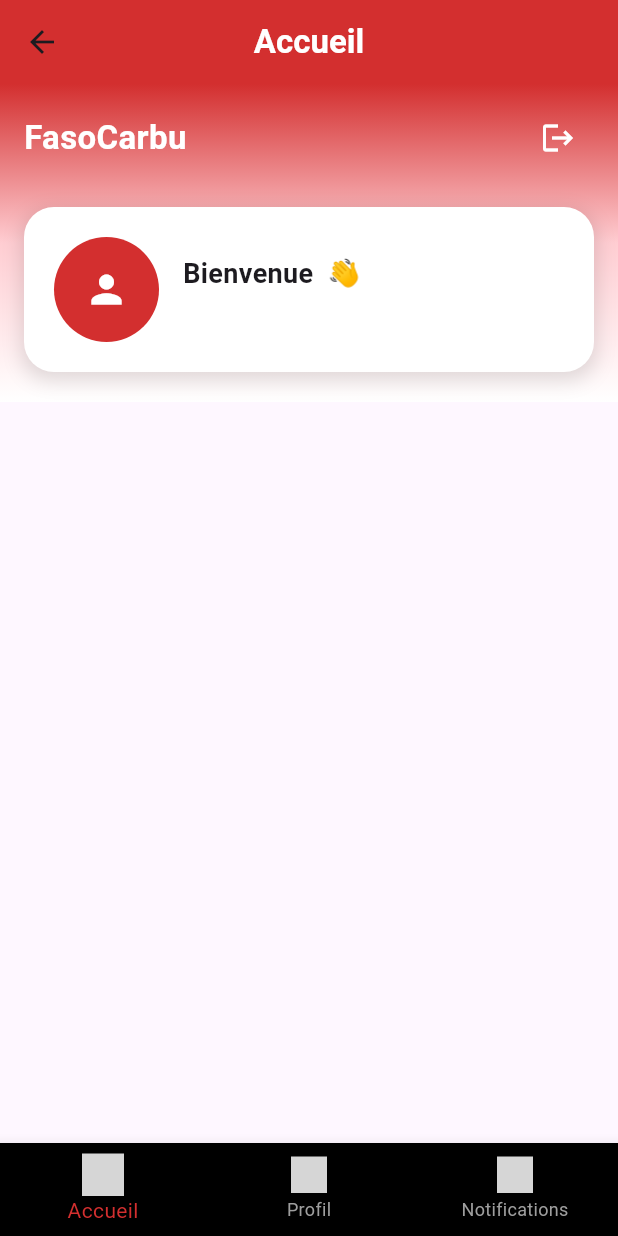
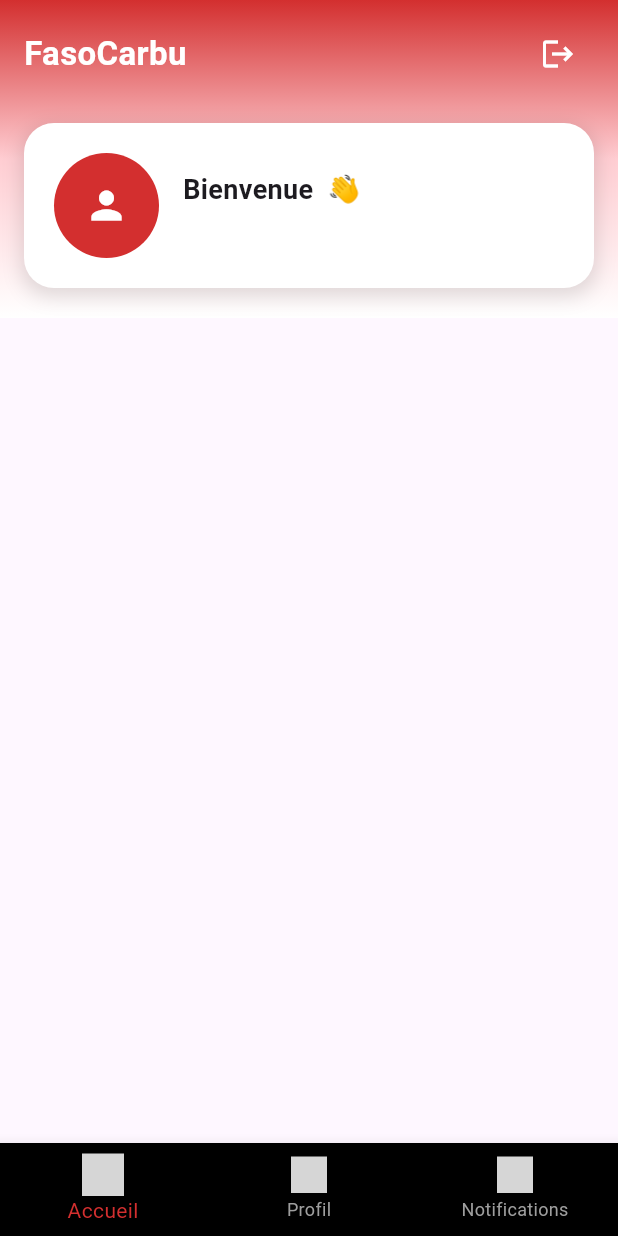
Before and after one commit to aichadev2024/faso_carbu_mobile, a Flutter app: the MainScreen screen opened directly with empty values, on a phone screen of 412 x 824 dp. Run offline on Flutter 3.47's test engine with Material 3 defaults, Android fonts, the phone set to English and light mode, and no system bars; our stand-ins replace connectivity_plus, firebase_core, firebase_messaging, flutter_svg, image_picker, logger and 3 more; missing offline and left inert: mobile_scanner; accounts and stored records are empty; network calls fail; grey boxes are pictures that could not be loaded.

```diff
--- a/lib/screens/main_screen.dart
+++ b/lib/screens/main_screen.dart
@@ -27,7 +27,6 @@ class MainScreen extends StatefulWidget {
 class _MainScreenState extends State<MainScreen> {
   int _selectedIndex = 0;
   late List<Widget> _screens;
-  late List<String> _titles;
 
   @override
   void initState() {
@@ -50,8 +49,6 @@ class _MainScreenState extends State<MainScreen> {
       ),
       const NotificationScreen(),
     ];
-
-    _titles = ["Accueil", "Profil", "Notifications"];
   }
 
   void _handleLogout() {
@@ -65,18 +62,7 @@ class _MainScreenState extends State<MainScreen> {
   @override
   Widget build(BuildContext context) {
     return Scaffold(
-      backgroundColor: Colors.black,
-      appBar: AppBar(
-        title: Text(
-          _titles[_selectedIndex],
-          style: const TextStyle(
-            color: Colors.white,
-            fontWeight: FontWeight.bold,
-          ),
-        ),
-        backgroundColor: Colors.red.shade700,
-        centerTitle: true,
-      ),
+      // 🔹 On enlève l’AppBar ici
       body: AnimatedSwitcher(
         duration: const Duration(milliseconds: 300),
         child: _screens[_selectedIndex],
```
